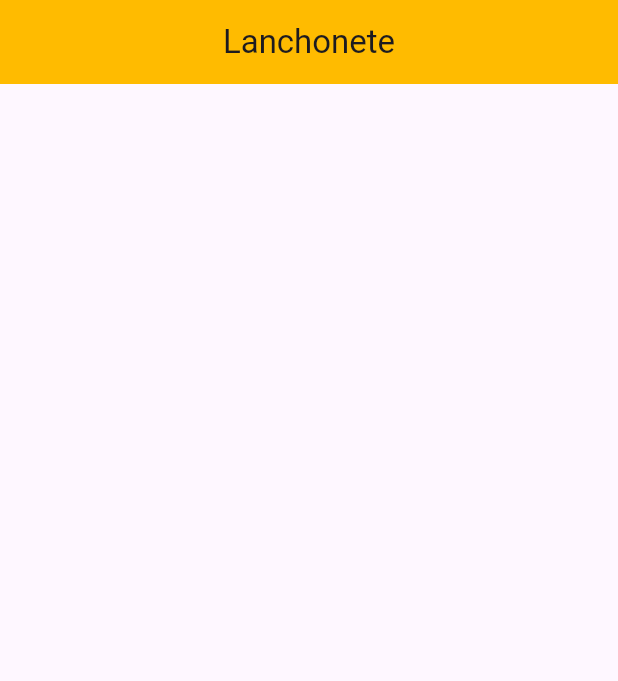
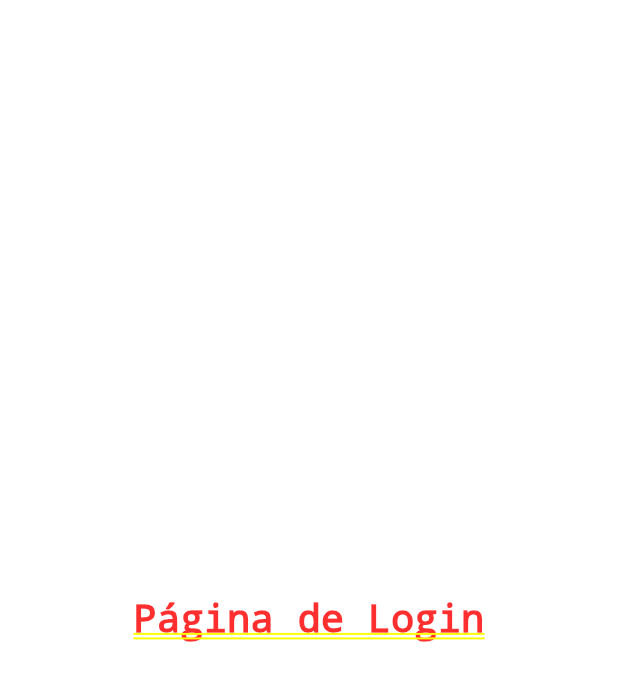
Before and after one commit to MateusOliveira991/APP_lanchonete_Flutter, a Flutter app: the screen it shows after launch, on a phone screen of 412 x 824 dp. Shown: the top 681 px of the screen. Run offline on Flutter 3.47's test engine with Material 3 defaults, Android fonts, the phone set to English and light mode, and no system bars.

Commit message:
Feat: construção página de login

```diff
--- a/lib/core/app_widget.dart
+++ b/lib/core/app_widget.dart
@@ -1,6 +1,7 @@
 import 'package:flutter/material.dart';
 import 'package:lanchonete/core/app_colors.dart';
-import 'package:lanchonete/pages/home_page.dart';
+// import 'package:lanchonete/pages/Home/home_page.dart';
+import 'package:lanchonete/pages/Login/login_page.dart';
 
 
   class MyApp extends StatelessWidget {
@@ -14,7 +15,8 @@ import 'package:lanchonete/pages/home_page.dart';
         primaryColor: AppColors.primary,
         accentColor: AppColors.secondary,
       ),
-      home: const HomePage(),
+      home: const LoginPage(),
+      // const HomePage(),
     );
   }
 
--- /dev/null
+++ b/lib/pages/Login/login_page.dart
@@ -0,0 +1,13 @@
+import 'package:flutter/material.dart';
+
+class LoginPage extends StatelessWidget {
+  const LoginPage({super.key});
+
+ @override
+Widget build(BuildContext context) {
+  return const Center(
+    child: Text('Página de Login', style: TextStyle(fontSize: 26),),
+  );
+}
+
+}
```
Also changed, not shown: lib/pages/Home/home_page.dart (renamed from lib/pages/home_page.dart).
